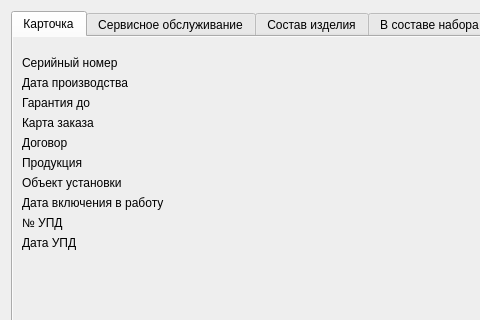
This is Remont/cardprodwindow.ui in AlexeyScherbakov2021/Remont2 as Qt 5 draws it before an edit; both pictures show x 0 to 480 and y 0 to 320 of the 795 by 459 pixel window. The edited form follows.
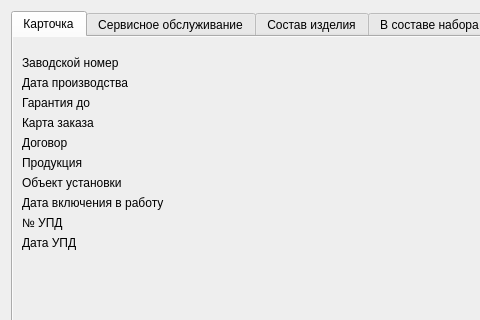
This is the edited form.

```diff
--- a/Remont/cardprodwindow.ui
+++ b/Remont/cardprodwindow.ui
@@ -230,7 +230,7 @@
          <item row="0" column="0">
           <widget class="QLabel" name="label">
            <property name="text">
-            <string>Серийный номер</string>
+            <string>Заводской номер</string>
            </property>
           </widget>
          </item>
```
